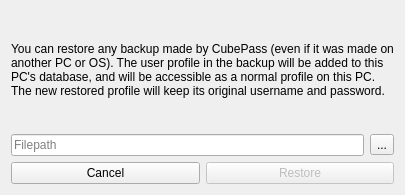
Qt form cubepass/restoreaccount.ui (kobus-v-schoor/cubepass) before a commit.
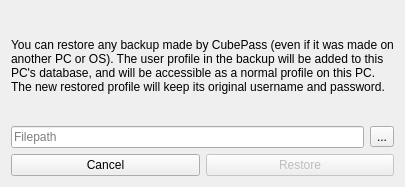
The same form after that commit. Icons and pictures are not drawn.

Diff of the .ui file:
```diff
--- a/cubepass/restoreaccount.ui
+++ b/cubepass/restoreaccount.ui
@@ -10,7 +10,7 @@
     <x>0</x>
     <y>0</y>
     <width>405</width>
-    <height>195</height>
+    <height>187</height>
    </rect>
   </property>
   <property name="windowTitle">
```
Left out of the diff: 2 changed lines with no effect on the pictures.
